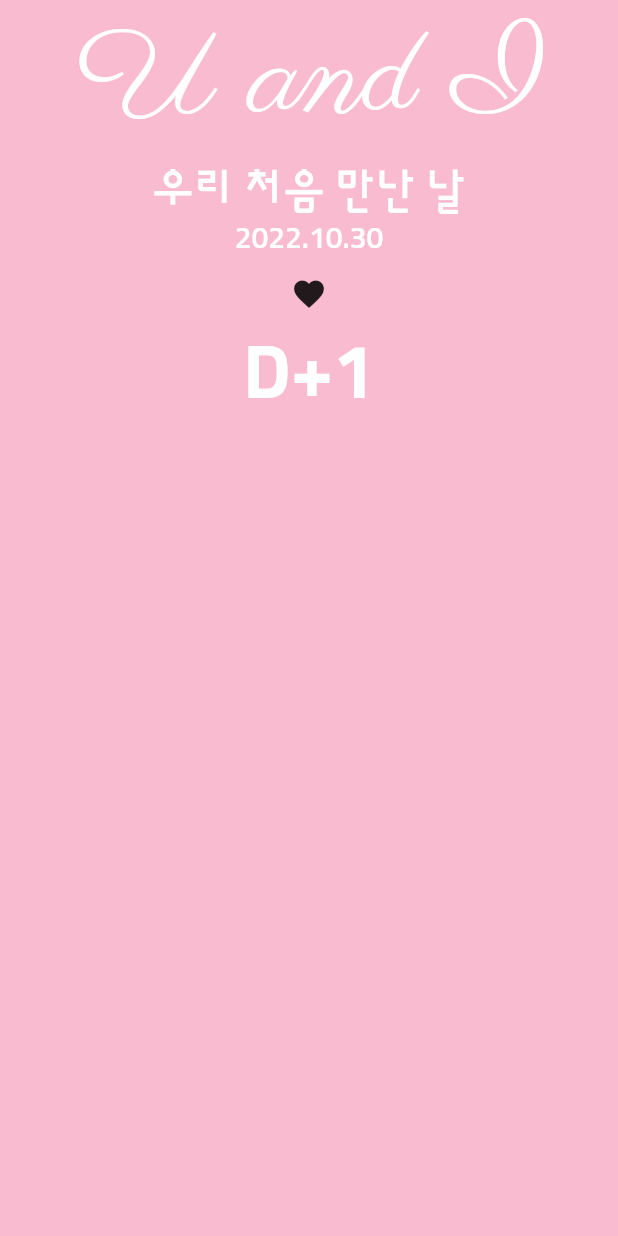
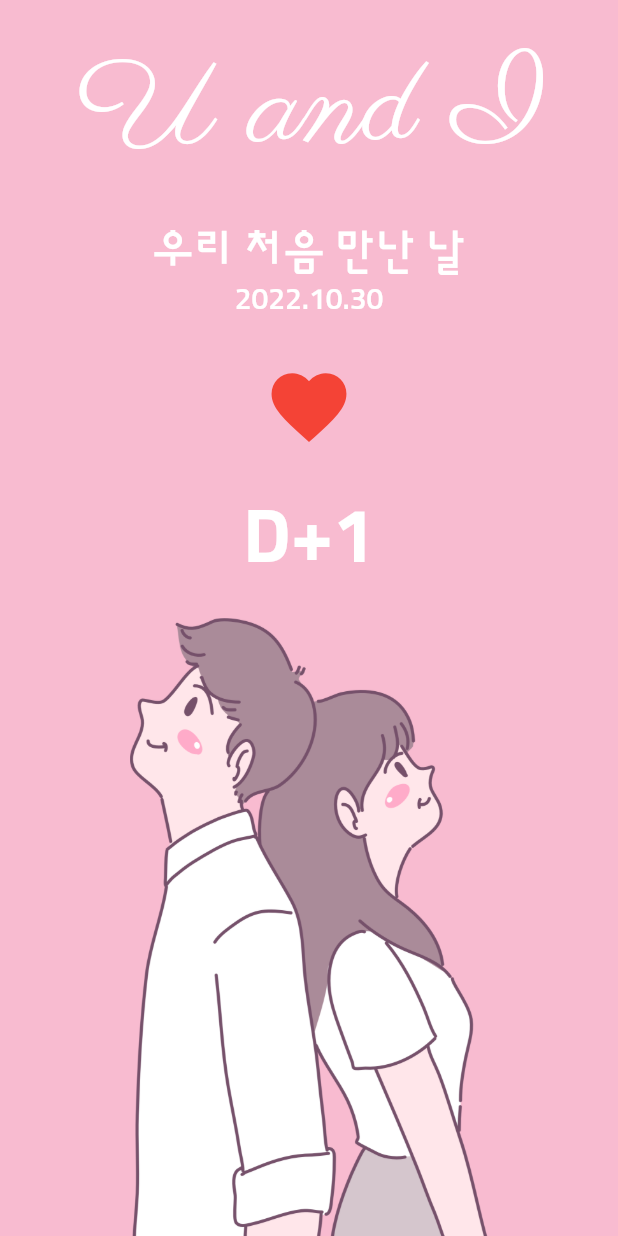
Before and after one commit to yohanpro/flutter_projects, a Flutter app: the screen it shows after launch, on a phone screen of 412 x 824 dp. Run offline on Flutter 3.47's test engine with Material 2 defaults, Android fonts, the light colour scheme and no system bars; our stand-ins replace webview_flutter.

Commit message:
디자인 마무리

```diff
--- a/u_and_i/lib/screen/home_screen.dart
+++ b/u_and_i/lib/screen/home_screen.dart
@@ -13,17 +13,34 @@ class _HomeScreenState extends State<HomeScreen> {
     return Scaffold(
       backgroundColor: Colors.pink[100],
       body: SafeArea(
+        bottom: false,
         child: Container(
           width: MediaQuery.of(context).size.width,
           child: Column(
+            children: [_TopPart(), _BottomPart()],
+          ),
+        ),
+      ),
+    );
+  }
+}
+
+class _TopPart extends StatelessWidget {
+  const _TopPart({Key? key}) : super(key: key);
+
+  @override
+  Widget build(BuildContext context) {
+    return Expanded(
+      child: Column(
+        mainAxisAlignment: MainAxisAlignment.spaceEvenly,
         children: [
           Text(
             'U and I',
             style: TextStyle(
-                    fontSize: 80.0,
-                    fontFamily: 'parisienne',
-                    color: Colors.white),
+                fontSize: 80.0, fontFamily: 'parisienne', color: Colors.white),
           ),
+          Column(
+            children: [
               Text('우리 처음 만난 날',
                   style: TextStyle(
                       color: Colors.white,
@@ -36,7 +53,13 @@ class _HomeScreenState extends State<HomeScreen> {
                     fontFamily: 'sunflower',
                     fontSize: 20.0),
               ),
-              IconButton(onPressed: () {}, icon: Icon(Icons.favorite)),
+            ],
+          ),
+          IconButton(
+              iconSize: 60.0,
+              color: Colors.red,
+              onPressed: () {},
+              icon: Icon(Icons.favorite)),
           Text(
             'D+1',
             style: TextStyle(
@@ -47,8 +70,15 @@ class _HomeScreenState extends State<HomeScreen> {
           )
         ],
       ),
-        ),
-      ),
     );
   }
 }
+
+class _BottomPart extends StatelessWidget {
+  const _BottomPart({Key? key}) : super(key: key);
+
+  @override
+  Widget build(BuildContext context) {
+    return Expanded(child: Image.asset('asset/img/middle_image.png'));
+  }
+}
```
Lines whose indentation alone changed are shown as unchanged.
